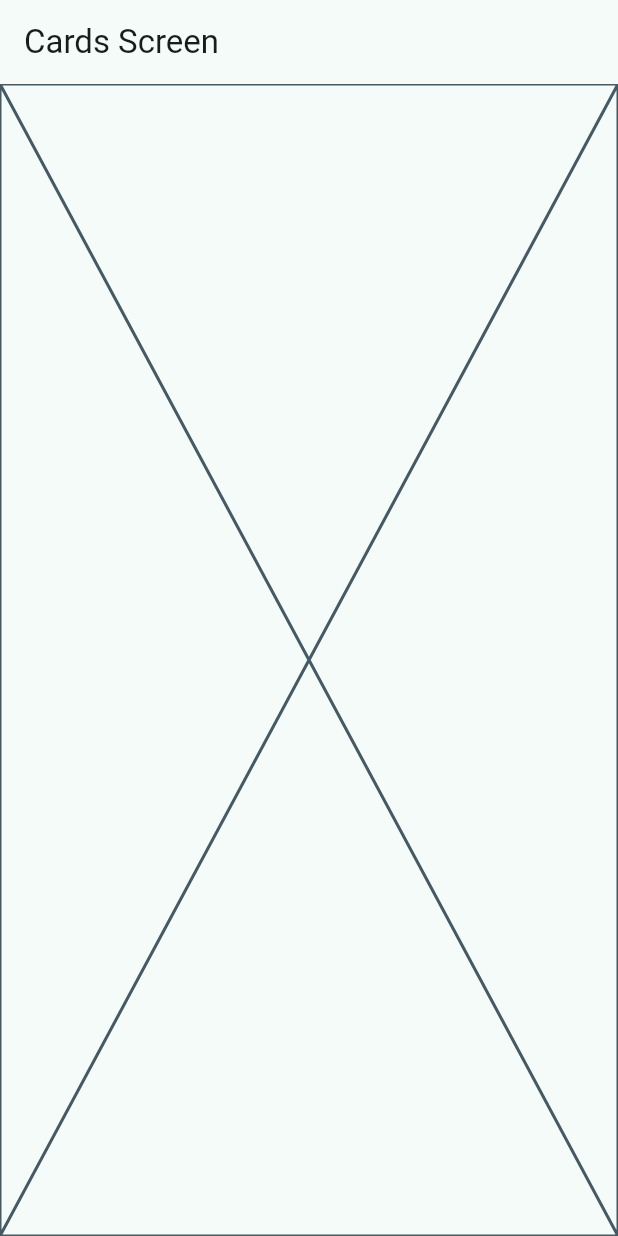
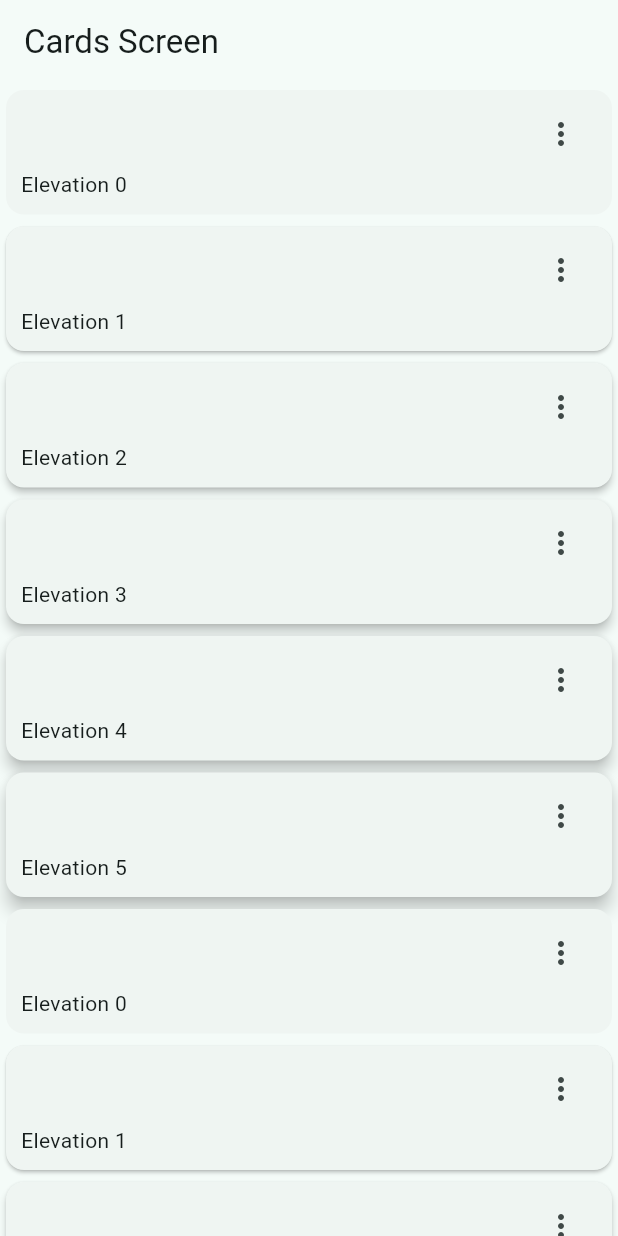
Before and after one commit to adrianferreiro/widgets_app, a Flutter app: the CardsScreen screen opened by its route, on a phone screen of 412 x 824 dp. Run offline on Flutter 3.47's test engine with Material 3 defaults, Android fonts, the phone set to English and light mode, and no system bars; our stand-ins replace go_router.

Commit message:
Screens View

```diff
--- a/lib/presentation/screens/cards/cards_screen.dart
+++ b/lib/presentation/screens/cards/cards_screen.dart
@@ -1,4 +1,13 @@
 import 'package:flutter/material.dart';
+
+const cards = <Map<String, dynamic>>[
+  {'elevation': 0.0, 'label': 'Elevation 0'},
+  {'elevation': 1.0, 'label': 'Elevation 1'},
+  {'elevation': 2.0, 'label': 'Elevation 2'},
+  {'elevation': 3.0, 'label': 'Elevation 3'},
+  {'elevation': 4.0, 'label': 'Elevation 4'},
+  {'elevation': 5.0, 'label': 'Elevation 5'},
+];
 
 class CardsScreen extends StatelessWidget {
   static const String name = 'cards_screen';
@@ -10,7 +19,77 @@ class CardsScreen extends StatelessWidget {
       appBar: AppBar(
         title: const Text('Cards Screen'),
       ),
-      body: const Placeholder(),
+      body: const _CardsView(),
     );
   }
 }
+
+class _CardsView extends StatelessWidget {
+  const _CardsView();
+
+  @override
+  Widget build(BuildContext context) {
+    return SingleChildScrollView(
+      child: Column(
+        children: [
+          ...cards.map(
+            (card) => _CardType1(
+              label: card['label'],
+              elevation: card['elevation'],
+            ),
+          ),
+          ...cards.map(
+            (card) => _CardType1(
+              label: card['label'],
+              elevation: card['elevation'],
+            ),
+          ),
+        ],
+      ),
+    );
+  }
+}
+
+class _CardType1 extends StatelessWidget {
+  final String label;
+  final double elevation;
+
+  const _CardType1({
+    required this.label,
+    required this.elevation,
+  });
+
+  @override
+  Widget build(BuildContext context) {
+    return Card(
+      elevation: elevation,
+      child: Padding(
+        padding: const EdgeInsets.fromLTRB(
+          10,
+          5,
+          10,
+          10,
+        ),
+        child: Column(
+          children: [
+            Align(
+              alignment: Alignment.topRight,
+              child: IconButton(
+                onPressed: () {},
+                icon: const Icon(
+                  Icons.more_vert_outlined,
+                ),
+              ),
+            ),
+            Align(
+              alignment: Alignment.bottomLeft,
+              child: Text(
+                label,
+              ),
+            )
+          ],
+        ),
+      ),
+    );
+  }
+}
```
